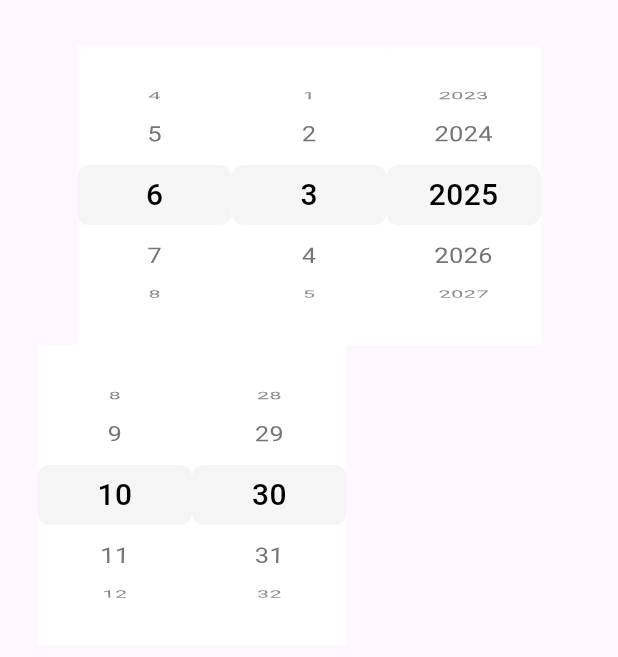
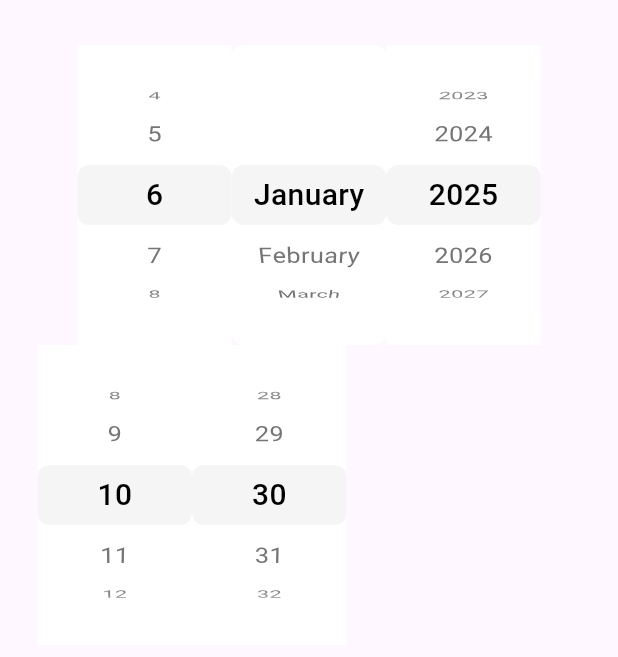
Before and after one commit to inesachour/awesome_datetime_picker, a Flutter app: the screen it shows after launch, on a phone screen of 412 x 824 dp, the part 84-741 px from its top. Run offline on Flutter 3.47's test engine with Material 3 defaults, Android fonts, the phone set to English and light mode, and no system bars.

Commit message:
text months

```diff
--- /dev/null
+++ b/lib/src/utils/awesome_date_utils.dart
@@ -0,0 +1,9 @@
+import 'package:intl/intl.dart';
+
+class AwesomeDateUtils {
+  static List<String> getMonthNames(String locale) {
+    return List.generate(12, (index) {
+      return DateFormat.MMMM(locale).format(DateTime(2025, index + 1, 1));
+    });
+  }
+}
--- a/lib/src/widgets/awesome widgets/date picker/awesome_month_picker.dart
+++ b/lib/src/widgets/awesome widgets/date picker/awesome_month_picker.dart
@@ -1,4 +1,6 @@
+import 'package:awesome_datetime_picker/src/utils/awesome_date_utils.dart';
 import 'package:awesome_datetime_picker/src/widgets/custom%20pickers/custom_number_picker_widget.dart';
+import 'package:awesome_datetime_picker/src/widgets/custom%20pickers/custom_text_picker_widget.dart';
 import 'package:flutter/material.dart';
 
 class AwesomeMonthPicker extends StatefulWidget {
@@ -15,13 +17,26 @@ class AwesomeMonthPicker extends StatefulWidget {
 }
 
 class _AwesomeMonthPickerState extends State<AwesomeMonthPicker> {
+  late List<String> months;
+
+  @override
+  void initState() {
+    months = AwesomeDateUtils.getMonthNames('en_US');
+    super.initState();
+  }
+
   @override
   Widget build(BuildContext context) {
-    return CustomNumberPicker(
+    return /*CustomNumberPicker(
       initialValue: widget.selectedMonth,
       maxValue: 12,
       minValue: 1,
       onSelectedItemChanged: widget.onSelectedMonthChanged,
+    );*/
+        CustomTextPicker(
+      items: months,
+      initialValue: months[0],
+      onSelectedItemChanged: widget.onSelectedMonthChanged,
     );
   }
 }
--- a/lib/src/widgets/custom pickers/custom_text_picker_widget.dart
+++ b/lib/src/widgets/custom pickers/custom_text_picker_widget.dart
@@ -3,7 +3,7 @@ import 'package:flutter/material.dart';
 class CustomTextPicker extends StatefulWidget {
   final List<String> items;
   final String initialValue;
-  final ValueChanged<String> onSelectedItemChanged;
+  final ValueChanged<int> onSelectedItemChanged;
   final double itemExtent;
   final int visibleItemCount;
   final TextStyle? selectedTextStyle;
@@ -60,7 +60,7 @@ class _CustomTextPickerState extends State<CustomTextPicker> {
 
     return Container(
       height: pickerHeight,
-      width: MediaQuery.of(context).size.width * 0.4,
+      width: MediaQuery.of(context).size.width * 0.25,
       decoration: BoxDecoration(
         color: Colors.white,
         borderRadius: BorderRadius.circular(8),
@@ -89,7 +89,7 @@ class _CustomTextPickerState extends State<CustomTextPicker> {
               setState(() {
                 _selectedItem = selectedValue;
               });
-              widget.onSelectedItemChanged(selectedValue);
+              widget.onSelectedItemChanged(index + 1);
             },
             childDelegate: ListWheelChildBuilderDelegate(
               childCount: widget.items.length,
```
Also changed, not shown: lib/src/utils/date_utils.dart (deleted, +0 -7 lines).
